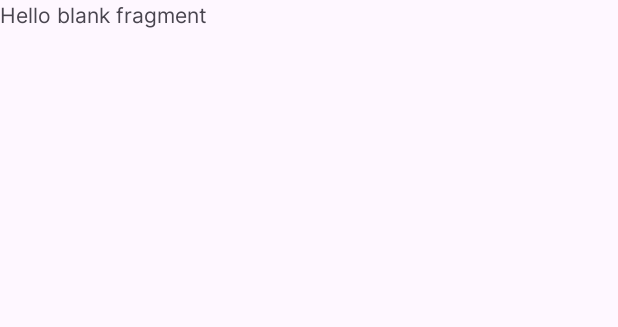
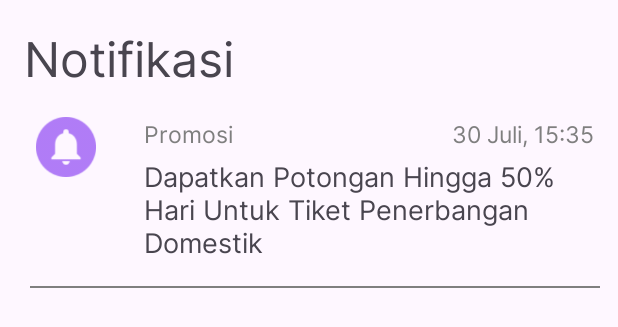
Before and after one commit to UlinNuha89/TerbangAja, an Android app: the layout fragment_notification.xml on its own in the app's theme, with its tools: preview values and no code run, on a phone screen of 412 x 824 dp. Shown: the top 327 px of the screen. Run offline under Robolectric (Android 15) with nearby library versions, the phone set to English and light mode, and no system bars.

Commit message:
Finishing Notification Layout

```diff
--- a/app/src/main/res/layout/fragment_account.xml
+++ b/app/src/main/res/layout/fragment_account.xml
@@ -1,9 +1,9 @@
 <?xml version="1.0" encoding="utf-8"?>
 <androidx.constraintlayout.widget.ConstraintLayout xmlns:android="http://schemas.android.com/apk/res/android"
+    xmlns:app="http://schemas.android.com/apk/res-auto"
     xmlns:tools="http://schemas.android.com/tools"
     android:layout_width="match_parent"
     android:layout_height="match_parent"
-    xmlns:app="http://schemas.android.com/apk/res-auto"
     tools:context=".presentation.account.AccountFragment">
 
     <TextView
--- a/app/src/main/res/layout/fragment_notification.xml
+++ b/app/src/main/res/layout/fragment_notification.xml
@@ -1,14 +1,28 @@
 <?xml version="1.0" encoding="utf-8"?>
-<FrameLayout xmlns:android="http://schemas.android.com/apk/res/android"
+<androidx.constraintlayout.widget.ConstraintLayout xmlns:android="http://schemas.android.com/apk/res/android"
+    xmlns:app="http://schemas.android.com/apk/res-auto"
     xmlns:tools="http://schemas.android.com/tools"
     android:layout_width="match_parent"
     android:layout_height="match_parent"
     tools:context=".presentation.notification.NotificationFragment">
 
-    <!-- TODO: Update blank fragment layout -->
     <TextView
+        android:id="@+id/tv_notification"
+        android:layout_width="wrap_content"
+        android:layout_height="wrap_content"
+        android:layout_margin="16dp"
+        android:text="@string/text_notification"
+        android:textSize="32sp"
+        app:layout_constraintStart_toStartOf="parent"
+        app:layout_constraintTop_toTopOf="parent" />
+
+    <androidx.recyclerview.widget.RecyclerView
+        android:id="@+id/rv_item_notification"
         android:layout_width="match_parent"
-        android:layout_height="match_parent"
-        android:text="@string/hello_blank_fragment" />
+        android:layout_height="wrap_content"
+        app:layoutManager="androidx.recyclerview.widget.LinearLayoutManager"
+        app:layout_constraintStart_toStartOf="parent"
+        app:layout_constraintTop_toBottomOf="@id/tv_notification"
+        tools:listitem="@layout/item_notification" />
 
-</FrameLayout>
+</androidx.constraintlayout.widget.ConstraintLayout>
--- /dev/null
+++ b/app/src/main/res/layout/item_notification.xml
@@ -0,0 +1,65 @@
+<?xml version="1.0" encoding="utf-8"?>
+<androidx.constraintlayout.widget.ConstraintLayout xmlns:android="http://schemas.android.com/apk/res/android"
+    xmlns:app="http://schemas.android.com/apk/res-auto"
+    xmlns:tools="http://schemas.android.com/tools"
+    android:layout_width="match_parent"
+    android:layout_height="match_parent">
+
+    <ImageView
+        android:id="@+id/iv_bell"
+        android:layout_width="40dp"
+        android:layout_height="40dp"
+        android:layout_marginStart="24dp"
+        android:layout_marginTop="16dp"
+        android:alpha=".50"
+        android:src="@drawable/ic_notification"
+        app:layout_constraintStart_toStartOf="parent"
+        app:layout_constraintTop_toTopOf="parent"
+        app:tint="@color/design_default_color_primary" />
+
+    <TextView
+        android:id="@+id/tv_notification_category"
+        android:layout_width="wrap_content"
+        android:layout_height="wrap_content"
+        android:layout_marginStart="32dp"
+        android:textColor="@color/gray"
+        android:textSize="15sp"
+        app:layout_constraintStart_toEndOf="@id/iv_bell"
+        app:layout_constraintTop_toTopOf="@id/iv_bell"
+        tools:text="@string/text_promotion" />
+
+    <TextView
+        android:id="@+id/tv_date"
+        android:layout_width="wrap_content"
+        android:layout_height="wrap_content"
+        android:layout_marginEnd="16dp"
+        android:textColor="@color/gray"
+        android:textSize="15sp"
+        app:layout_constraintEnd_toEndOf="parent"
+        app:layout_constraintTop_toTopOf="@id/tv_notification_category"
+        tools:text="@string/text_notification_date" />
+
+    <TextView
+        android:id="@+id/tv_notification"
+        android:layout_width="0dp"
+        android:layout_height="wrap_content"
+        android:layout_marginTop="4dp"
+        android:ellipsize="end"
+        android:maxLines="3"
+        android:textSize="18sp"
+        app:layout_constraintEnd_toEndOf="@id/tv_date"
+        app:layout_constraintStart_toStartOf="@id/tv_notification_category"
+        app:layout_constraintTop_toBottomOf="@id/tv_notification_category"
+        tools:text="@string/text_notification_body" />
+
+    <View
+        android:layout_width="380dp"
+        android:layout_height="1dp"
+        android:layout_marginVertical="16dp"
+        android:background="@color/gray"
+        app:layout_constraintEnd_toEndOf="@id/tv_date"
+        app:layout_constraintStart_toStartOf="@id/iv_bell"
+        app:layout_constraintTop_toBottomOf="@id/tv_notification" />
+
+
+</androidx.constraintlayout.widget.ConstraintLayout>
```
Also changed, not shown: app/src/main/res/drawable/ic_notification.png (added).
